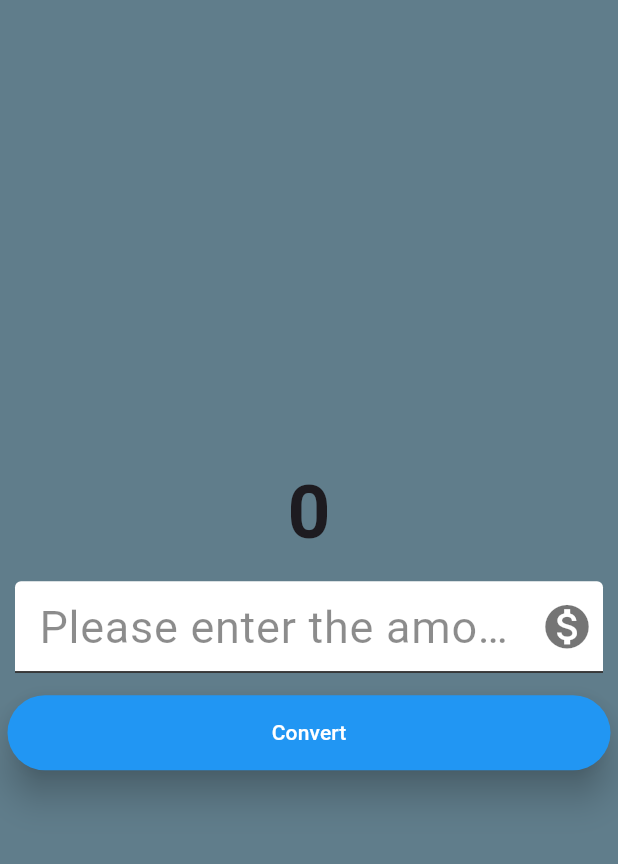
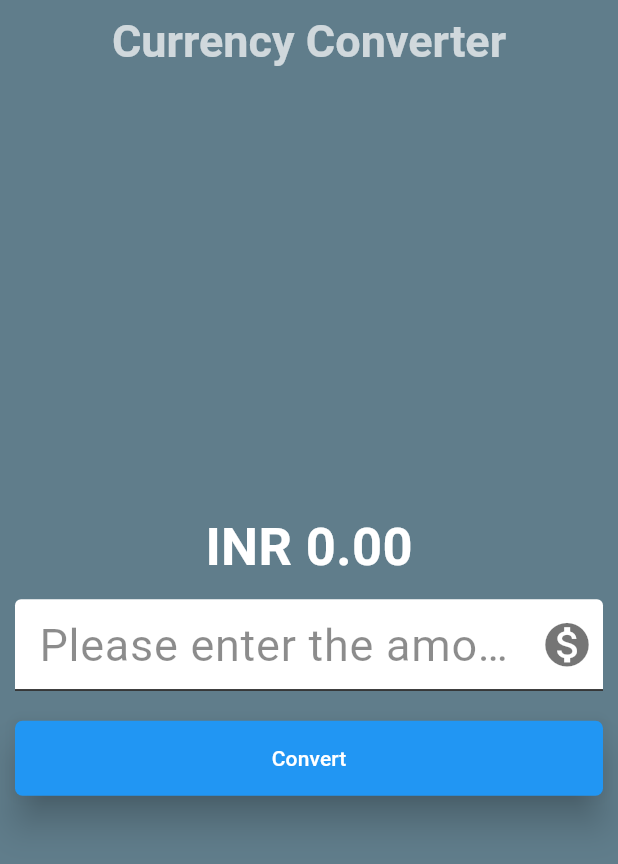
Before and after one commit to suhailkassar11/flutter_learn, a Flutter app: the screen it shows after launch, on a phone screen of 412 x 824 dp. Shown: the top 864 px of the screen. Run offline on Flutter 3.47's test engine with Material 3 defaults, Android fonts, the phone set to English and light mode, and no system bars.

Commit message:
complete the app

```diff
--- a/lib/pages/currency_converter_material_page.dart
+++ b/lib/pages/currency_converter_material_page.dart
@@ -1,29 +1,54 @@
+import 'package:flutter/cupertino.dart';
 import 'package:flutter/material.dart';
+import 'package:flutter/widgets.dart';
 
-class CurrencyConverterMaterialPage extends StatelessWidget {
+class CurrencyConverterMaterialPage extends StatefulWidget{
   const CurrencyConverterMaterialPage({super.key});
+
+  @override
+  State<CurrencyConverterMaterialPage> createState() => _CurrencyConverterMaterialPageState();
+}
+
+class _CurrencyConverterMaterialPageState extends State<CurrencyConverterMaterialPage>{
+    double result = 0 ;
+    final TextEditingController textEditingController= TextEditingController();
   @override
   Widget build(BuildContext context) {
-    return  Scaffold(
+    print("rebuild");
+    return Scaffold(
+        appBar: AppBar(
+          centerTitle: true,
+          title: const Text(
+            "Currency Converter",
+            style: TextStyle(
+                color: Colors.white70,
+                fontWeight: FontWeight.bold,
+                fontSize: 30),
+          ),
+          backgroundColor: Colors.blueGrey,
+        ),
         backgroundColor: Colors.blueGrey,
         body: Center(
             child: Column(
               mainAxisAlignment: MainAxisAlignment.center,
               children: [
-           const Text(
-              '0',
-              style: TextStyle(fontSize: 50, fontWeight: FontWeight.bold),
+               Text(
+                  'INR ${result.toStringAsFixed(2)}',
+                  style: const TextStyle(
+                      fontSize: 35,
+                      fontWeight: FontWeight.bold,
+                      color: Colors.white),
                 ),
                 Container(
                   padding: const EdgeInsets.all(5),
                   margin: const EdgeInsets.all(5),
-             child:const TextField(
-              style: TextStyle(
-                color: Colors.black54,
-                fontSize: 30,
+                  child: TextField(
+                    controller: textEditingController,
+                    style: const TextStyle(
+                      color: Colors.black,
+                      fontSize: 25,
                     ),
-
-              decoration: InputDecoration(
+                    decoration:const  InputDecoration(
                         hintText: "Please enter the amount in USD",
                         hintStyle: TextStyle(fontSize: 30, color: Colors.black45),
                         suffixIcon: Icon(
@@ -35,28 +60,33 @@ class CurrencyConverterMaterialPage extends StatelessWidget {
                         filled: true,
                         focusedBorder: OutlineInputBorder(
                           borderRadius: BorderRadius.all(Radius.circular(10)),
-                  borderSide:BorderSide(
+                          borderSide: BorderSide(
                             strokeAlign: BorderSide.strokeAlignInside,
-                    width:2.0,
+                            width: 2.0,
                           ),
+                        ),
+                        enabledBorder: UnderlineInputBorder()),
+                    keyboardType: const TextInputType.numberWithOptions(
+                        decimal: true, signed: true),
+                  ),
+                ),
+                Padding(
+                  padding: const EdgeInsets.all(10),
+                  child: ElevatedButton(
+                      onPressed: () {
+                        result=double.parse(textEditingController.text)*80;
+                        setState(() {
+                        });
+                      },
+                      style: TextButton.styleFrom(
+                          elevation: (10),
+                          backgroundColor: (Colors.blue),
+                          foregroundColor: (Colors.white),
+                          minimumSize: const Size(double.infinity, 50),
+                          shape: (RoundedRectangleBorder(
+                              borderRadius: BorderRadius.circular(5)))),
 
-                ),
-                enabledBorder: UnderlineInputBorder()
-              ),
-              keyboardType: TextInputType.numberWithOptions(decimal: true,signed: true),
-            ),),
-            Padding(
-              padding: const EdgeInsets.all(5),
-               child:ElevatedButton(
-                style: const ButtonStyle(
-                   elevation: MaterialStatePropertyAll(10),
-                    backgroundColor: MaterialStatePropertyAll(Colors.blue),
-                    foregroundColor: MaterialStatePropertyAll(Colors.white),
-                    minimumSize:  MaterialStatePropertyAll(Size(double.infinity,50)),
-                ),
-                onPressed: (){},
-                child: const Text("Convert")
-            ),
+                      child: const Text("Convert")),
                 ),
               ],
             )));
```
Lines whose indentation alone changed are shown as unchanged.
